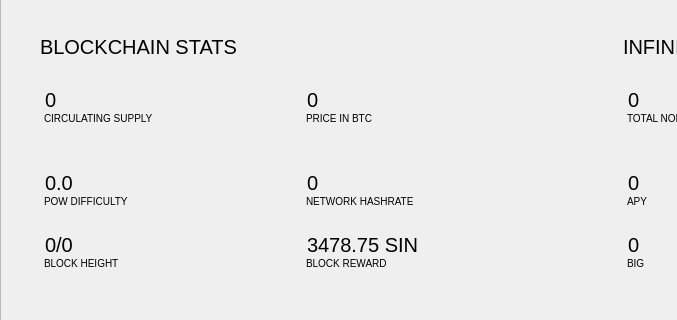
Qt form src/qt/forms/statspage.ui (crptec/sinovate) before a commit; both pictures show x 0 to 677 and y 88 to 408 of the 1179 by 868 pixel window.
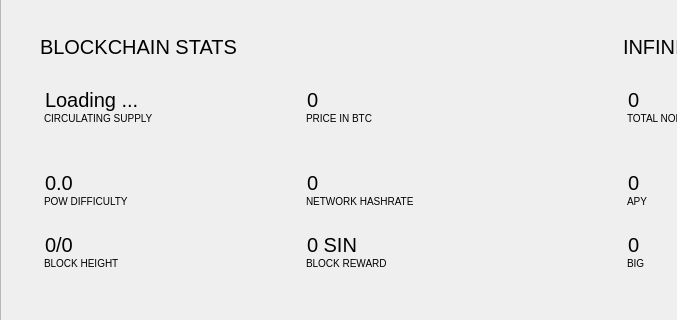
The same form after that commit.

Commit message: [gui] Add dynamic Block Reward value to Stats

Patch:
```diff
--- a/src/qt/forms/statspage.ui
+++ b/src/qt/forms/statspage.ui
@@ -309,7 +309,7 @@
 </string>
               </property>
               <property name="text">
-               <string>0</string>
+               <string>Loading ...</string>
               </property>
               <property name="indent">
                <number>-1</number>
@@ -419,7 +419,7 @@
 </string>
               </property>
               <property name="text">
-               <string>3478.75 SIN</string>
+               <string>0 SIN</string>
               </property>
              </widget>
             </item>
```
Left out of the diff: 2 changed lines with no effect on the pictures. The commit also changes 3 other files.
